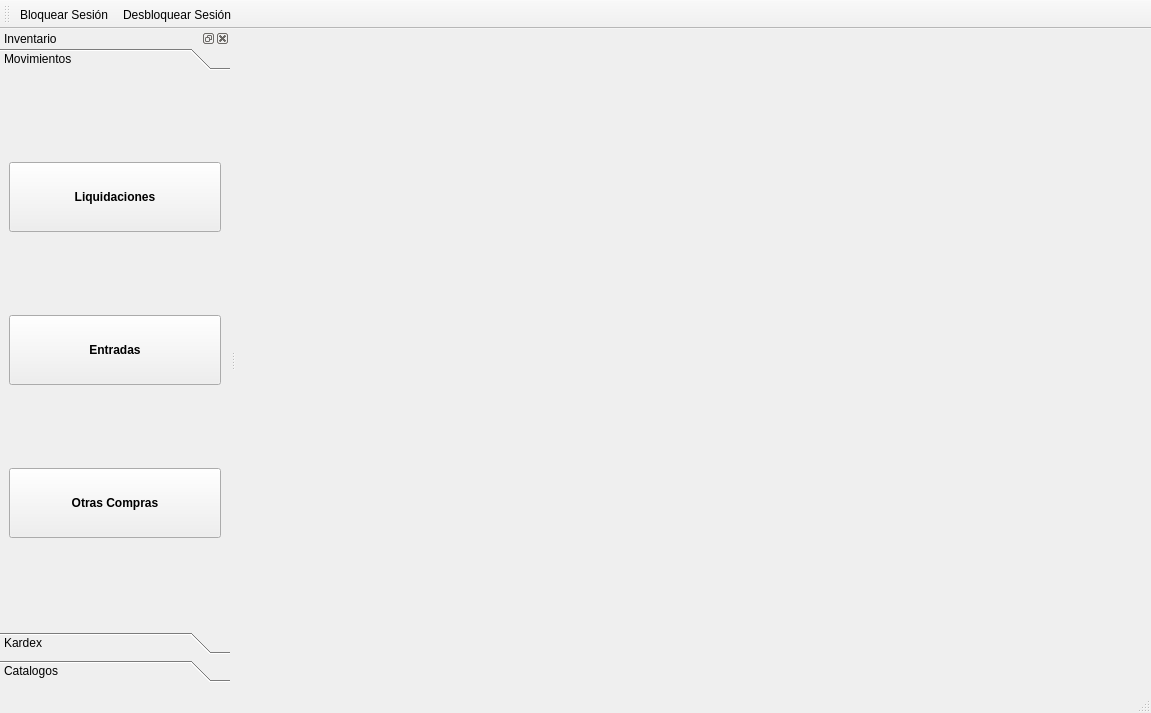
armonge/EsquipulasPy, file src/ui/mainwindowinventario.ui: the form before one commit.
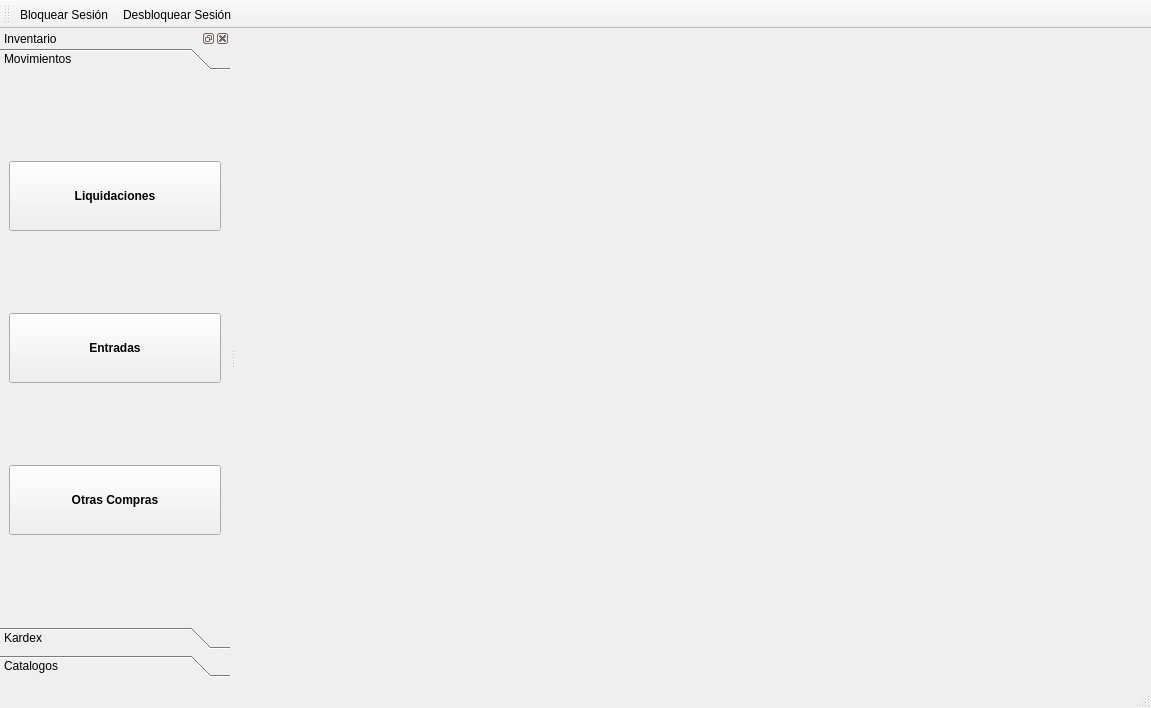
The form after the commit. Icons and pictures are not drawn.

Patch:
```diff
--- a/src/ui/mainwindowinventario.ui
+++ b/src/ui/mainwindowinventario.ui
@@ -10,7 +10,7 @@
     <x>0</x>
     <y>0</y>
     <width>1151</width>
-    <height>713</height>
+    <height>708</height>
    </rect>
   </property>
   <property name="windowTitle">
@@ -57,7 +57,7 @@
    <property name="minimumSize">
     <size>
      <width>230</width>
-     <height>183</height>
+     <height>186</height>
     </size>
    </property>
    <property name="features">
@@ -93,8 +93,8 @@
          <rect>
           <x>0</x>
           <y>0</y>
-          <width>230</width>
-          <height>547</height>
+          <width>214</width>
+          <height>532</height>
          </rect>
         </property>
         <attribute name="label">
```
Left out of the diff: 8 changed lines with no effect on the pictures.
